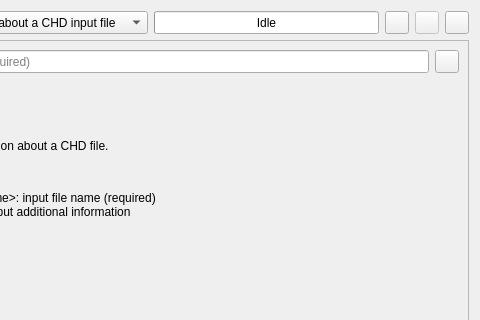
First picture: the form in tools/qchdman/projectwidget.ui, repository qmc2/qmc2-mame-fe, before the edit; both pictures show x 123 to 603 and y 0 to 320 of the 603 by 630 pixel window.
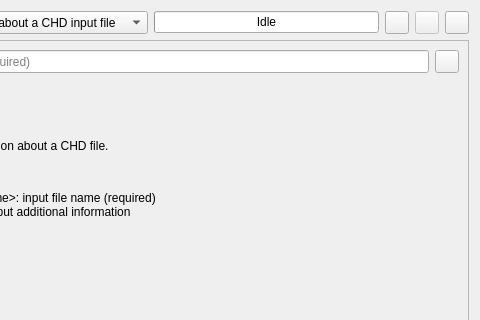
Second picture: the form after the edit. Icons and pictures are not drawn.

```diff
--- a/tools/qchdman/projectwidget.ui
+++ b/tools/qchdman/projectwidget.ui
@@ -156,7 +156,7 @@
    <item row="0" column="1">
     <widget class="QProgressBar" name="progressBar">
      <property name="sizePolicy">
-      <sizepolicy hsizetype="MinimumExpanding" vsizetype="Minimum">
+      <sizepolicy hsizetype="MinimumExpanding" vsizetype="Fixed">
        <horstretch>0</horstretch>
        <verstretch>0</verstretch>
       </sizepolicy>
```
Left out of the diff: 6 changed lines with no effect on the pictures.
